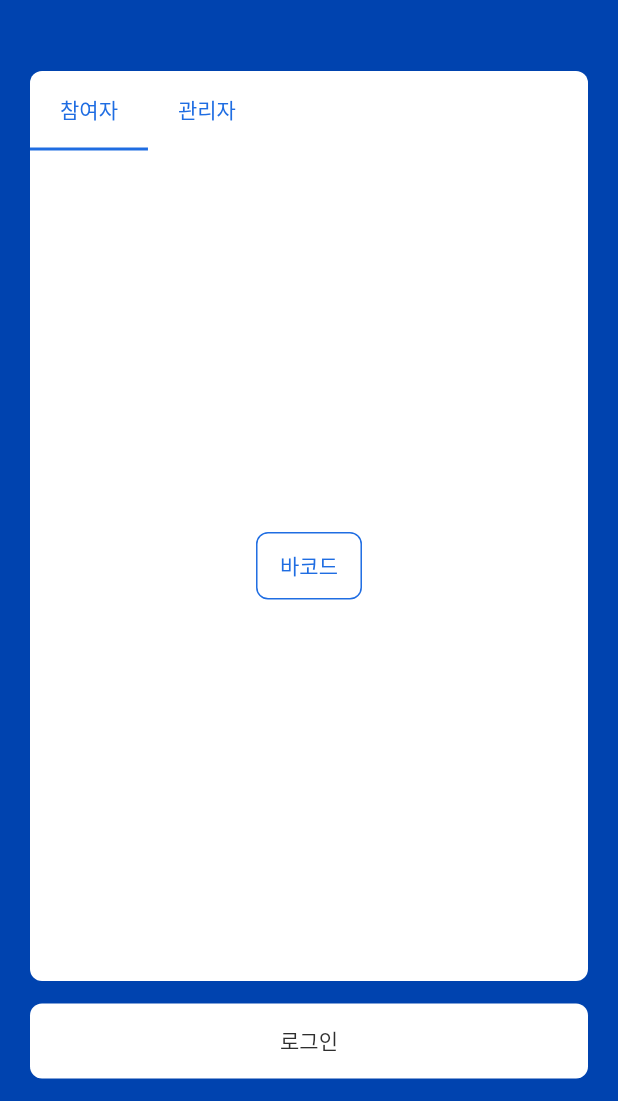
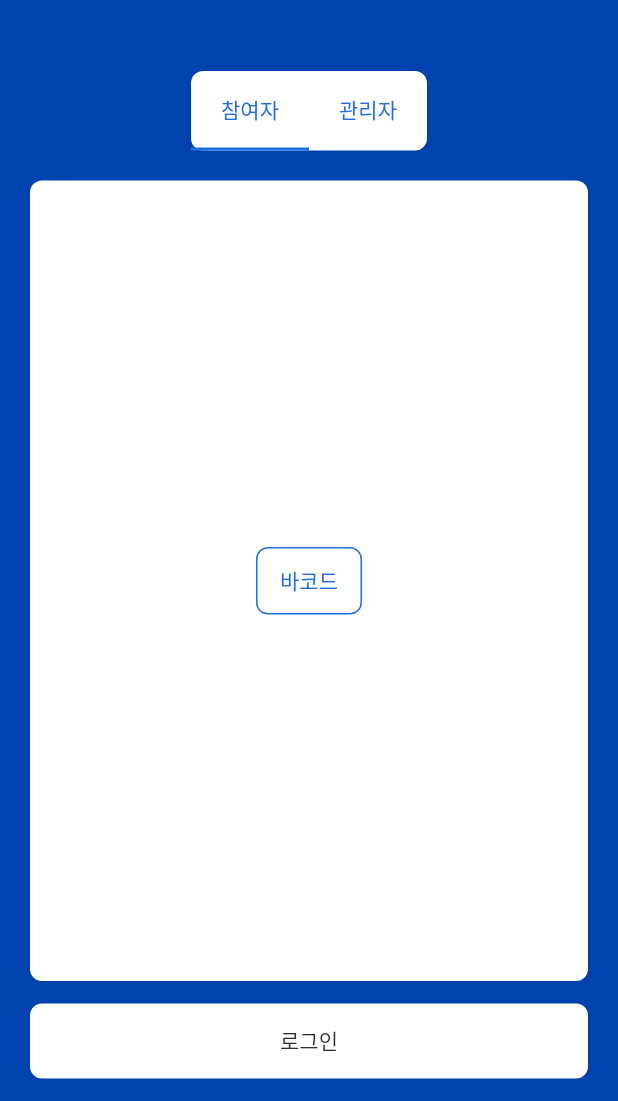
Before and after one commit to ultramar2ne/NonoFlexAlpha, a Flutter app: the screen it shows after launch, on a phone screen of 412 x 824 dp, the part 135-1236 px from its top. Run offline on Flutter 3.47's test engine with Material 2 defaults, Android fonts, the phone set to English and light mode, and no system bars; our stand-ins replace firebase_core, fluttertoast, get, get_it, hive, logger; missing offline and left inert: dart:html, qr_code_scanner; accounts and stored records are empty.

Commit message:
login view 수정

```diff
--- a/nonoflex_alpha/lib/view/login/login_view.dart
+++ b/nonoflex_alpha/lib/view/login/login_view.dart
@@ -28,18 +28,21 @@ class LoginView extends BaseFormatView {
   Widget drawBody() {
     return Container(
       width: double.infinity,
+      alignment: Alignment.center,
+      constraints: const BoxConstraints(maxWidth: 500, maxHeight: 600),
       margin: const EdgeInsets.symmetric(horizontal: 20),
+      child: DefaultTabController(
+        initialIndex: 0,
+        length: 2,
+        child: Column(
+          // crossAxisAlignment: CrossAxisAlignment.start,
+          children: [
+            Container(
               decoration: BoxDecoration(
                 color: ColorName.base,
                 borderRadius: BorderRadius.circular(8.0),
               ),
-      child: DefaultTabController(
-        initialIndex: 0,
-        length: 2,
-        child: Column(
-          crossAxisAlignment: CrossAxisAlignment.start,
-          children: [
-            const TabBar(
+              child: const TabBar(
                 labelPadding: EdgeInsets.symmetric(vertical: 15, horizontal: 20),
                 isScrollable: true,
                 indicatorColor: ColorName.primary,
@@ -54,12 +57,21 @@ class LoginView extends BaseFormatView {
                   ),
                 ],
               ),
+            ),
+            const SizedBox(height: 20),
             Expanded(
+              child: Container(
+                decoration: BoxDecoration(
+                  color: ColorName.base,
+                  borderRadius: BorderRadius.circular(8.0),
+                ),
                 child: TabBarView(
+                  physics: const BouncingScrollPhysics(),
                   children: [
                     Tab(child: drawParticLoginBody()),
                     Tab(child: drawAdminLoginBody()),
                   ],
+                ),
               ),
             ),
           ],
```
Lines whose indentation alone changed are shown as unchanged.
